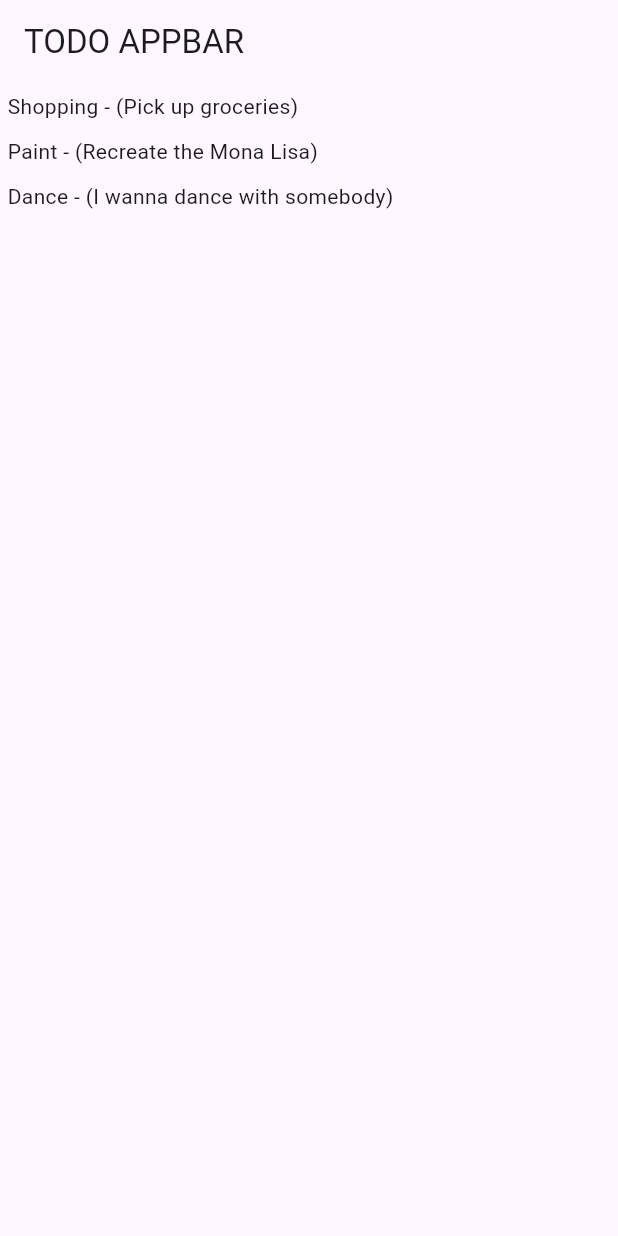
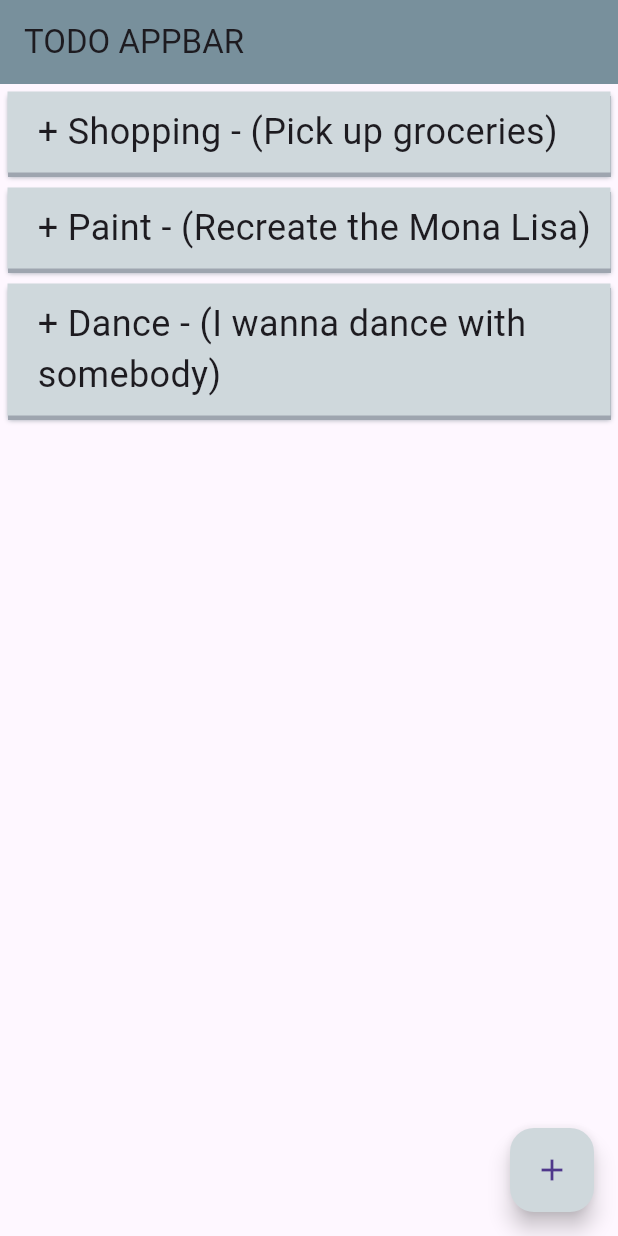
Before and after one commit to ST4T1K-VOID/Flutter-TodoApp, a Flutter app: the screen it shows after launch, on a phone screen of 412 x 824 dp. Run offline on Flutter 3.47's test engine with Material 3 defaults, Android fonts, the phone set to English and light mode, and no system bars; missing offline and left inert: dart:ffi.

Commit message:
feat: style todo display + add todo

```diff
--- a/lib/main.dart
+++ b/lib/main.dart
@@ -1,5 +1,7 @@
+import 'dart:ffi';
+
 import 'package:flutter/material.dart';
-import 'package:flutter_todo/models/todo.dart';
+import './models/todo.dart';
 
 void main() {
   runApp(TodoApp());
@@ -26,23 +28,85 @@ class TodoHomePage extends StatefulWidget {
 }
 
 class _TodoHomePageState extends State<TodoHomePage> {
+  final TextEditingController _controlName = TextEditingController();
+  final TextEditingController _controlDescription = TextEditingController();
+
+  //todo data
   final List<Todo> todos = <Todo>[
     Todo(name: "Shopping", description: "Pick up groceries"),
     Todo(name: "Paint", description: "Recreate the Mona Lisa"),
     Todo(name: "Dance", description: "I wanna dance with somebody"),
   ];
 
+  //add todo pop-up form
+  _openAddTodo() {
+    showDialog(
+      context: context,
+      builder: (BuildContext context) {
+        return AlertDialog(
+          content: Column(
+            spacing: 10,
+            mainAxisSize: MainAxisSize.min,
+            children: [
+              Text("Title"),
+              TextFormField(controller: _controlName),
+              Text("Description"),
+              TextFormField(controller: _controlDescription),
+              Padding(
+                padding: const EdgeInsets.all(15),
+                child: ElevatedButton(
+                  onPressed: () {
+                    setState(() {
+                      todos.add(
+                        Todo(
+                          name: _controlName.text,
+                          description: _controlDescription.text,
+                        ),
+                      );
+                    });
+                    Navigator.pop(context);
+                  },
+                  child: Text("Submit"),
+                ),
+              ),
+            ],
+          ),
+        );
+      },
+    );
+  }
+
   @override
   Widget build(BuildContext context) {
     return Scaffold(
-      appBar: AppBar(title: Text('TODO APPBAR')),
+      floatingActionButton: FloatingActionButton(
+        onPressed: _openAddTodo,
+        child: Icon(Icons.add),
+        backgroundColor: Colors.blueGrey[100],
+      ),
+      appBar: AppBar(
+        title: Text('TODO APPBAR'),
+        backgroundColor: Colors.blueGrey[400],
+      ),
       body: Center(
         child: ListView.builder(
           itemCount: todos.length,
           itemBuilder: (BuildContext context, int i) {
             return Container(
-              padding: const EdgeInsets.all(5),
-              child: Text(todos[i].toString()),
+              margin: EdgeInsets.all(5),
+              padding: const EdgeInsets.fromLTRB(20, 10, 5, 10),
+              decoration: BoxDecoration(
+                color: Colors.blueGrey[100],
+                boxShadow: [
+                  BoxShadow(
+                    offset: Offset(0, 3),
+                    blurRadius: 2.0,
+                    blurStyle: BlurStyle.solid,
+                    color: const Color.fromARGB(128, 63, 84, 95),
+                  ),
+                ],
+              ),
+              child: Text(style: TextStyle(fontSize: 24), todos[i].toString()),
             );
           },
         ),
--- a/lib/models/todo.dart
+++ b/lib/models/todo.dart
@@ -8,6 +8,6 @@ class Todo {
   @override
   String toString() {
     // cocncatenates `name` and `description` properties together
-    return "$name - ($description)";
+    return "+ $name - ($description)";
   }
 }
```
